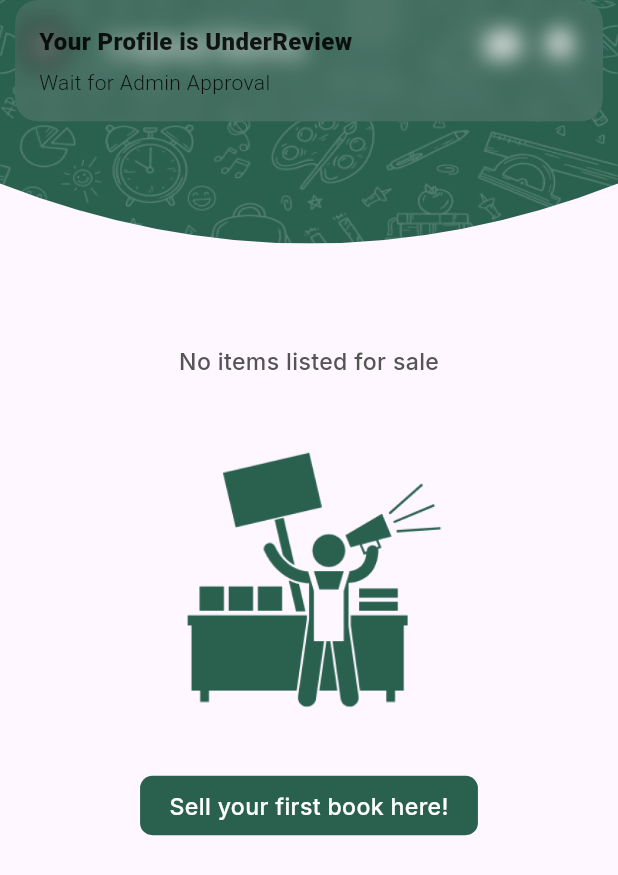
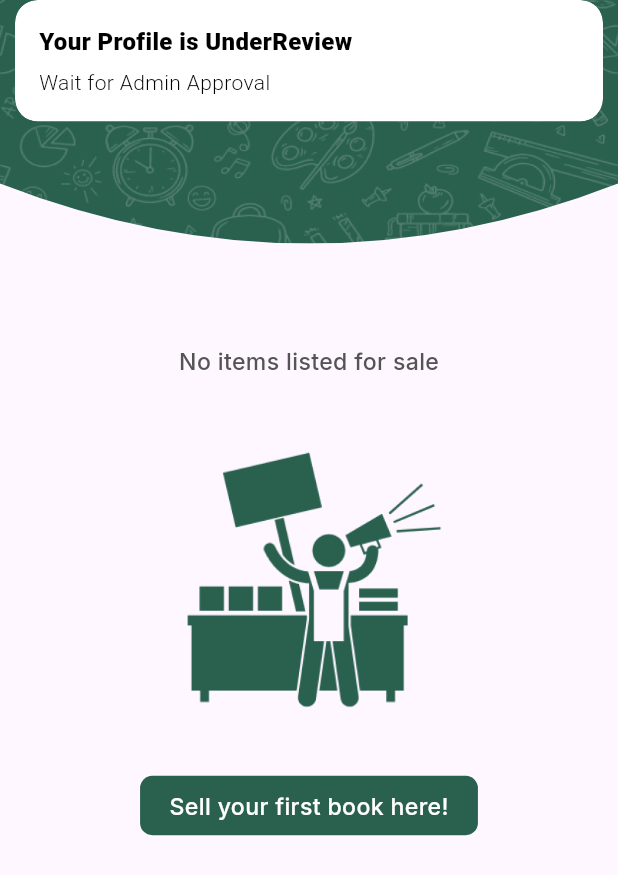
Before and after one commit to Shees-Ali1/CreekApp, a Flutter app: the SellScreenMain screen opened directly, after a tap on "Sell your first book here!", on a phone screen of 412 x 824 dp. Shown: the top 875 px of the screen. Run offline on Flutter 3.47's test engine with Material 3 defaults, Android fonts, the phone set to English and light mode, and no system bars; our stand-ins replace another_xlider, cloud_firestore, curved_labeled_navigation_bar, firebase_auth, firebase_core, firebase_messaging and 12 more; missing offline and left inert: flutter_stripe, mailer; accounts and stored records are empty; project files that could hold a hidden picture were left out.

Commit message:
updated code.....

```diff
--- a/lib/view/sell_screens/sell_screen_main.dart
+++ b/lib/view/sell_screens/sell_screen_main.dart
@@ -78,7 +78,11 @@ class _SellScreenMainState extends State<SellScreenMain> {
                           const Duration(milliseconds: 500),
                           curve: Curves.easeIn,
                         )
-                            : Get.snackbar('Your Profile is UnderReview', 'Wait for Admin Approval');
+                            : Get.snackbar('Your Profile is UnderReview',
+                                           'Wait for Admin Approval',
+                                           colorText: Colors.black,
+                                           backgroundColor: Colors.white
+                        );
                       },
                       child: Container(
                           height: 39.h,
```
Also changed, not shown: lib/helper/stripe_payment.dart (+25 -1 lines), lib/view/wallet/wallet.dart (+8 -1 lines).
